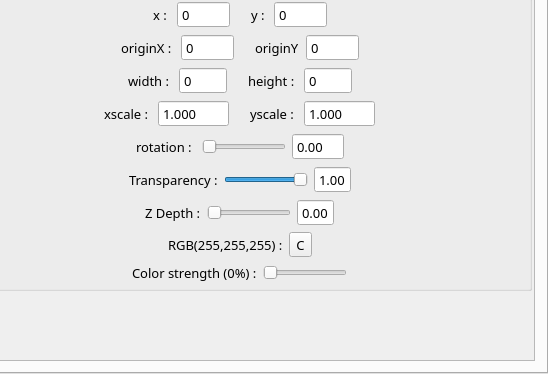
This is qgameeditor.ui in Epsilon-K/QGameEditor as Qt 5 draws it before an edit; both pictures show x 704 to 1252 and y 187 to 561 of the 1252 by 561 pixel window. The edited form follows.
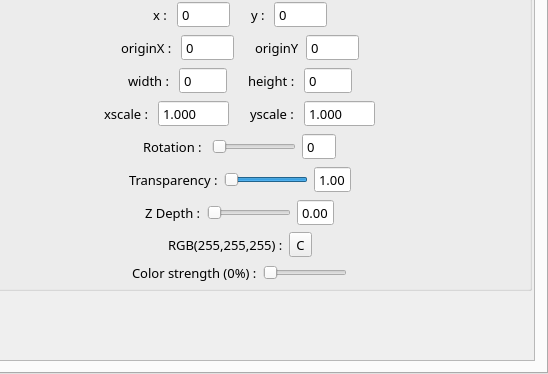
This is the edited form. Icons and pictures are not drawn. Custom widgets are drawn as their Qt base class.

Commit message:
Implement Rotation, Transparency and ZDepth
very boring stuff...

What changed in the file:
```diff
--- a/qgameeditor.ui
+++ b/qgameeditor.ui
@@ -790,7 +790,7 @@
                   <item>
                    <widget class="QLabel" name="label_10">
                     <property name="text">
-                     <string>rotation : </string>
+                     <string>Rotation : </string>
                     </property>
                    </widget>
                   </item>
@@ -814,12 +814,12 @@
                    </widget>
                   </item>
                   <item>
-                   <widget class="QDoubleSpinBox" name="doubleSpinBox_3">
+                   <widget class="QSpinBox" name="actorRotationSpinBox">
                     <property name="buttonSymbols">
                      <enum>QAbstractSpinBox::NoButtons</enum>
                     </property>
                     <property name="maximum">
-                     <double>360.000000000000000</double>
+                     <number>360</number>
                     </property>
                    </widget>
                   </item>
@@ -874,11 +874,17 @@
                     <property name="value">
                      <number>100</number>
                     </property>
+                    <property name="sliderPosition">
+                     <number>100</number>
+                    </property>
                     <property name="orientation">
                      <enum>Qt::Horizontal</enum>
                     </property>
                     <property name="invertedAppearance">
-                     <bool>false</bool>
+                     <bool>true</bool>
+                    </property>
+                    <property name="invertedControls">
+                     <bool>true</bool>
                     </property>
                    </widget>
                   </item>
```
Left out of the diff: 42 changed lines with no effect on the pictures. The commit also changes 3 other files.
